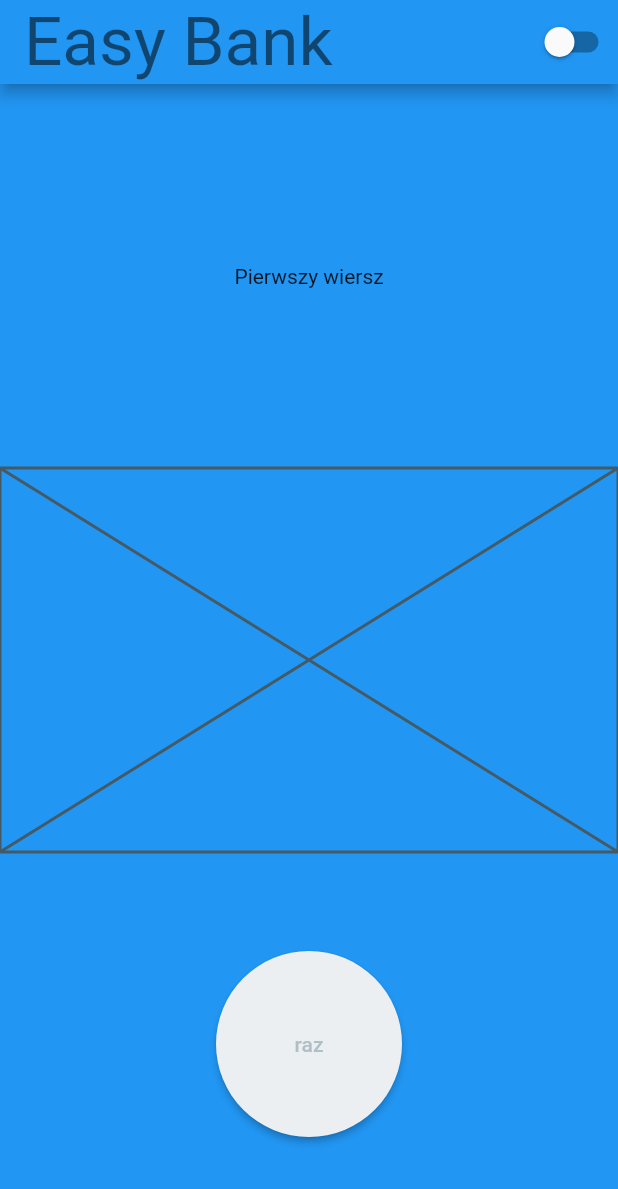
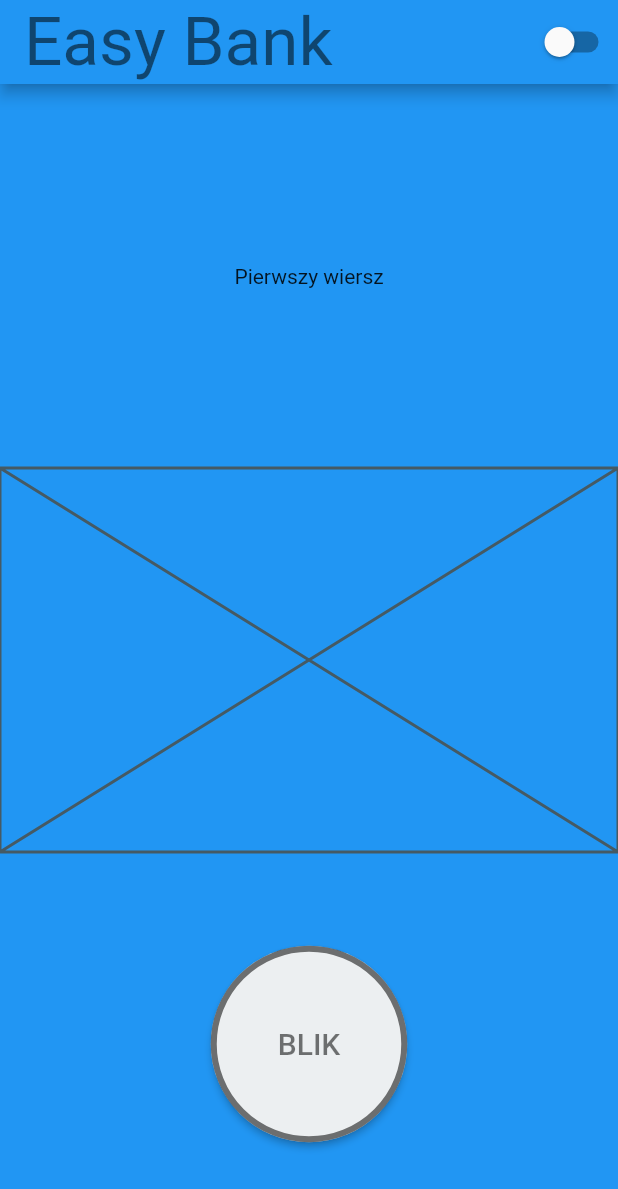
Before and after one commit to pawelwlazlo/flutter_playground, a Flutter app: the screen it shows after launch, on a phone screen of 412 x 824 dp. Shown: the top 1189 px of the screen. Run offline on Flutter 3.47's test engine with Material 2 defaults, Android fonts, the phone set to English and light mode, and no system bars.

Commit message:
wstępna kolorystyka buttonów

```diff
--- a/lib/application/pages/title/widgets/bottom_section.dart
+++ b/lib/application/pages/title/widgets/bottom_section.dart
@@ -1,6 +1,5 @@
 import 'package:flutter/material.dart';
 import 'package:flutter_playground/application/pages/title/widgets/command.dart';
-import 'package:flutter_playground/application/pages/title/widgets/custom_button.dart';
 
 class BankBottomSection extends StatelessWidget {
   const BankBottomSection({Key? key}) : super(key: key);
@@ -9,7 +8,7 @@ class BankBottomSection extends StatelessWidget {
   Widget build(BuildContext context) {
     return PageView(
       children: const <Widget>[
-        Command(buttonText:"raz"),
+        Command(buttonText:"BLIK"),
         Command(buttonText: "dwa",)
       ],
     );
--- a/lib/application/pages/title/widgets/command.dart
+++ b/lib/application/pages/title/widgets/command.dart
@@ -8,17 +8,25 @@ class Command extends StatelessWidget {
 
   @override
   Widget build(BuildContext context) {
+    final ThemeData themeData = Theme.of(context);
     return Center(
       child: Column(
         mainAxisAlignment: MainAxisAlignment.center,
         children: [
           ElevatedButton(
             onPressed: () {},
-            child: Text(buttonText),
             style: ElevatedButton.styleFrom(
-              shape: const CircleBorder(),
+              shape: const CircleBorder(
+                side: BorderSide(
+                  color: Colors.black54,
+                  width: 4
+                )
+              ),
               padding: const EdgeInsets.all(54),
             ),
+            child: Text(buttonText, style: TextStyle(
+              color: Colors.black54, fontSize: themeData.textTheme.displayLarge?.fontSize
+            ),),
           ),
         ],
       ),
```
